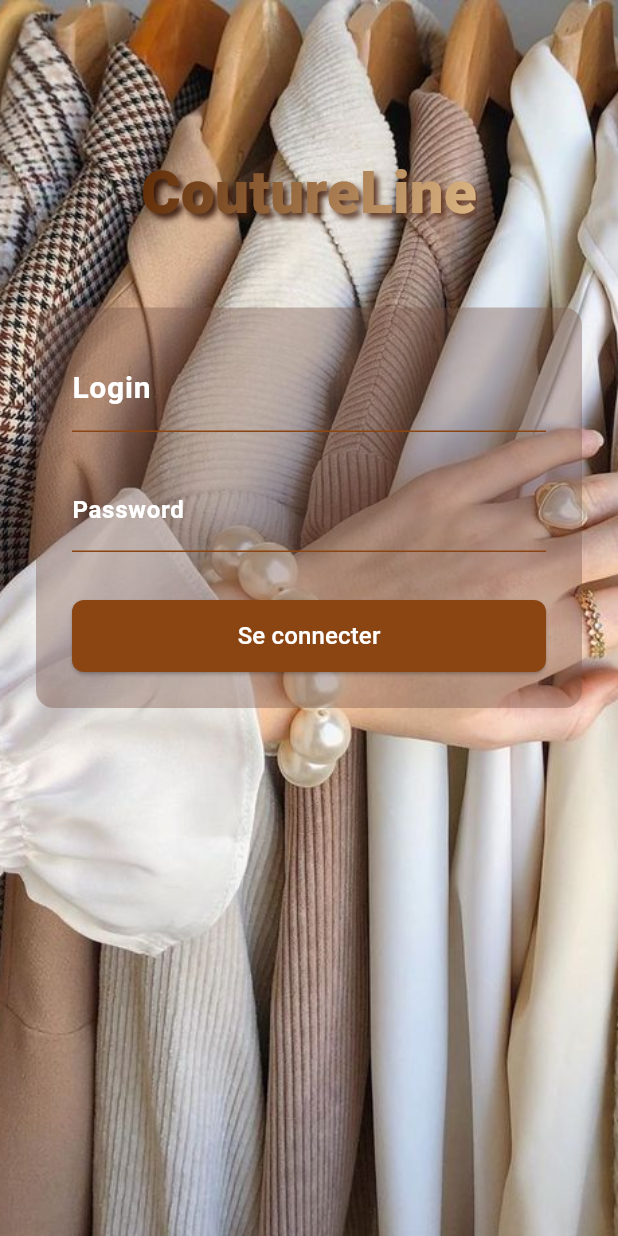
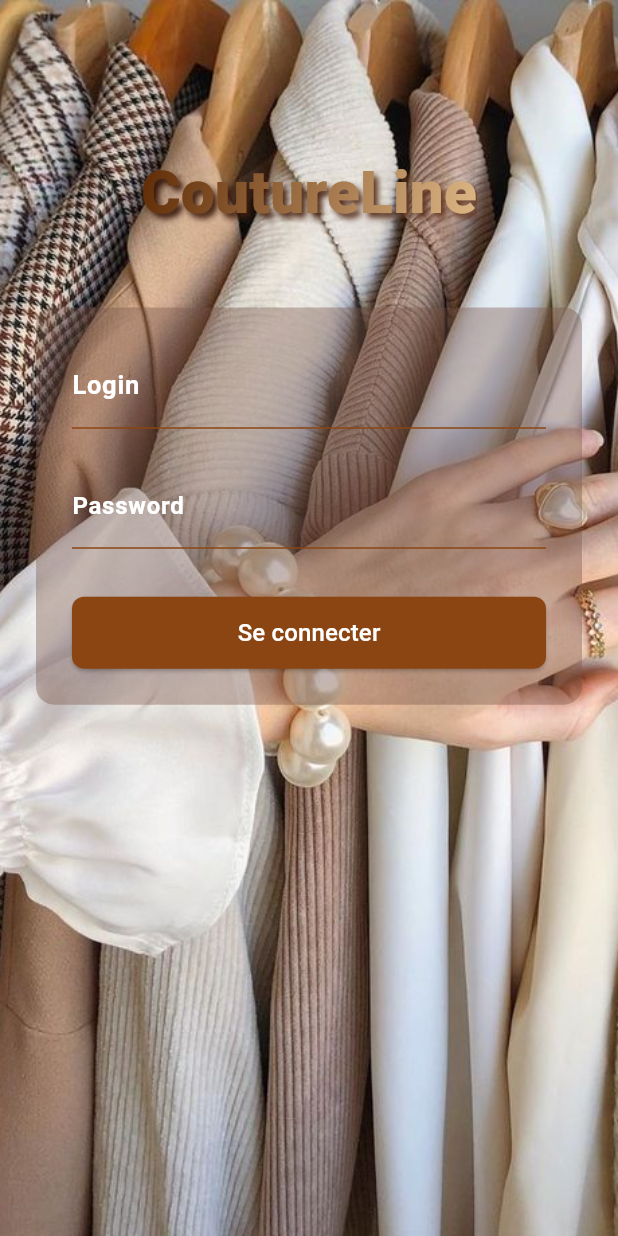
Before and after one commit to Oumidark/ClothingApp, a Flutter app: the screen it shows after launch, on a phone screen of 412 x 824 dp. Run offline on Flutter 3.47's test engine with Material 3 defaults, Android fonts, the phone set to English and light mode, and no system bars; our stand-ins replace cloud_firestore, firebase_core, image_picker; missing offline and left inert: tflite_flutter; accounts and stored records are empty.

Commit message:
test de l'application

```diff
--- a/lib/screens/login_screen.dart
+++ b/lib/screens/login_screen.dart
@@ -96,7 +96,7 @@
                           style: const TextStyle(color: Colors.white), // Texte en blanc
                           decoration: const InputDecoration(
                             labelText: 'Login',
-                            labelStyle: TextStyle(color: Colors.white,fontWeight: FontWeight.bold,fontSize: 20),
+                            labelStyle: TextStyle(color: Colors.white,fontWeight: FontWeight.bold,fontSize: 17),
                             enabledBorder: UnderlineInputBorder(
                               borderSide: BorderSide(color: Color(0xFF8B4513)),
                             ),
```
